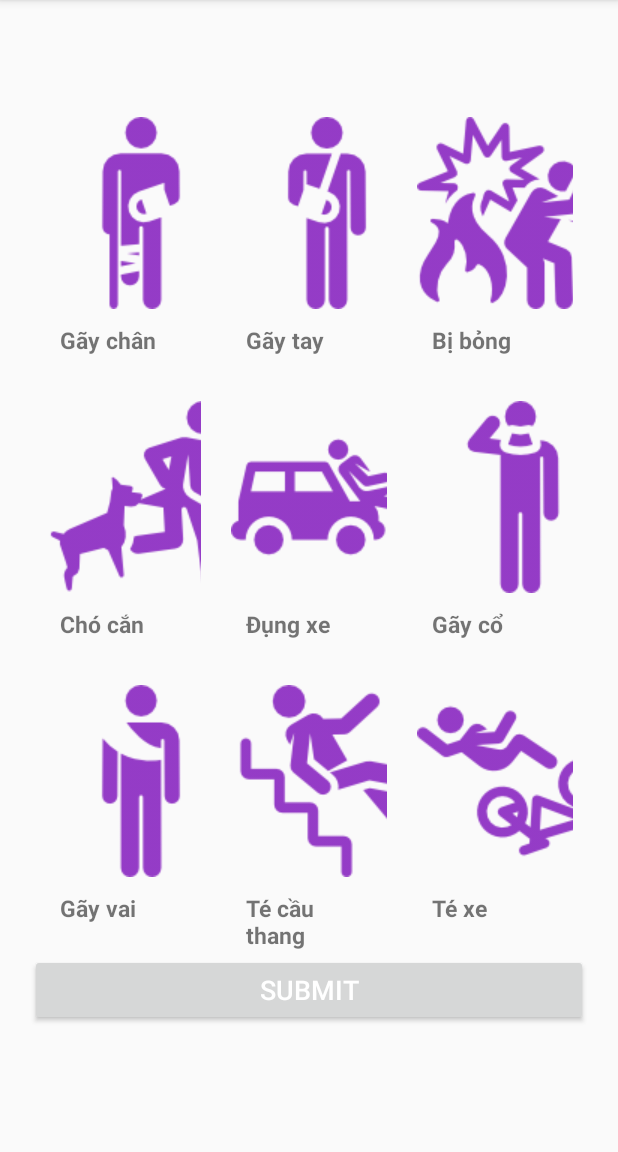
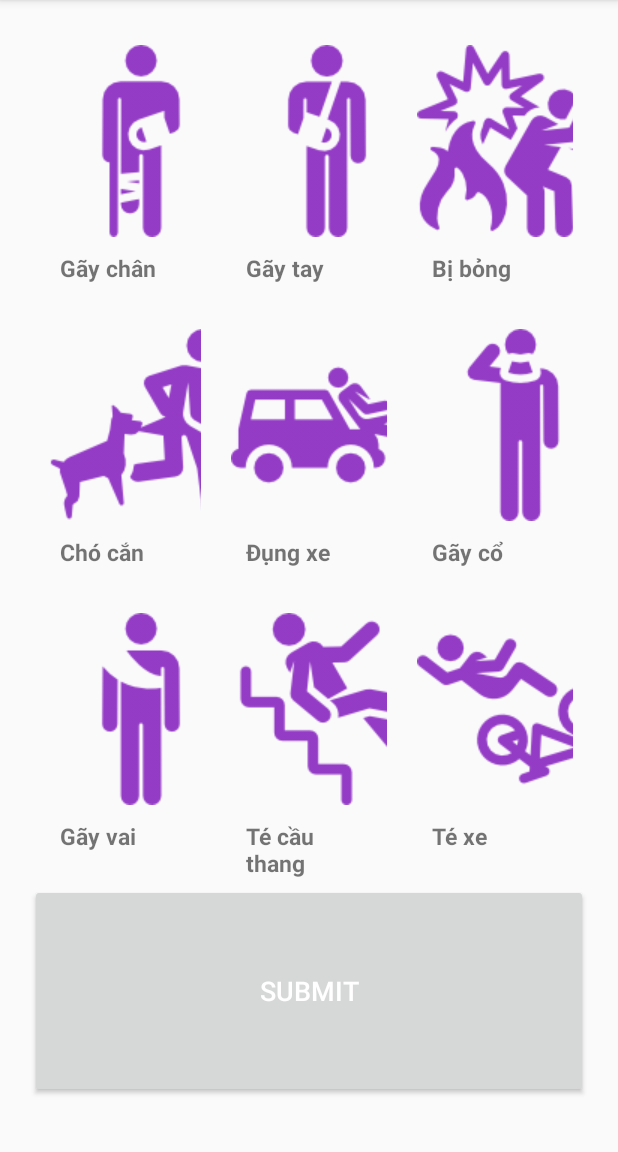
Before and after one commit to hocchuc/Android-App-Tinh-Nguyen-Vien-Ho-Tro-Cap-Cuu, an Android app: the ReportAccidentActivity screen opened directly, with no data from a screen before it, on a phone screen of 412 x 824 dp, the part 84-1236 px from its top. Run offline under Robolectric (Android 15) with nearby library versions, the light colour scheme and no system bars; libraries missing offline, so code that uses them is left out: com.dd.processbutton; plain views replace ActionProcessButton; 2 statements that could not run were skipped.

Commit message:
fix grid menu

```diff
--- a/app/build.gradle
+++ b/app/build.gradle
@@ -19,7 +19,7 @@ android {
     buildToolsVersion "25.0.3"
     defaultConfig {
         applicationId "com.emc.emergency"
-        minSdkVersion 17
+        minSdkVersion 16
         targetSdkVersion 25
         multiDexEnabled = true
         versionCode 1
--- a/app/src/main/java/com/emc/emergency/Register/RegisterActivity.java
+++ b/app/src/main/java/com/emc/emergency/Register/RegisterActivity.java
@@ -101,7 +101,7 @@ public class RegisterActivity extends AppCompatActivity {
         radFalse= (RadioButton) findViewById(R.id.radMaleRegist);
         radMale= (RadioButton) findViewById(R.id.radMaleRegist);
 
-        month = new String[] {"Jan", "Feb", "Mar","Apr","May","Jun","Jul","Aug","Sep","Oct","Nov","Dec"};
+        month = new String[] {"01", "02", "03","04","05","06","06","07","08","09","10","11","12"};
 
 //        spRegisterGender= (Spinner) findViewById(R.id.spRegisGender);
 //        gender=new String[]{"Male","Female"};
@@ -138,7 +138,7 @@ public class RegisterActivity extends AppCompatActivity {
         spRegisterMonth.setOnItemSelectedListener(new AdapterView.OnItemSelectedListener() {
             @Override
             public void onItemSelected(AdapterView<?> parent, View view, int position, long id) {
-                month[0]="Jan";
+                month[0]="01";
                 selected=month[position];
             }
 
--- a/app/src/main/java/com/emc/emergency/utils/SystemUtils.java
+++ b/app/src/main/java/com/emc/emergency/utils/SystemUtils.java
@@ -13,7 +13,7 @@ public class SystemUtils {
     public static final Random RANDOM = new Random();
     public static final String API_MODE="LOCAL";//"HEROKU" hoặc "LOCAL"
     public static final String HEROKU_API="https://app-tnv-ho-tro-cap-cuu.herokuapp.com/api/";
-    public static final String LOCAL_API="http://192.168.1.42:8080/api/";
+    public static final String LOCAL_API="http://192.168.55.111:8080/api/";
 
     public static final String PUT_USER_TO_ACCIDENT = "http://app-tnv-ho-tro-cap-cuu.herokuapp.com/api/accidents/";
 
--- a/app/src/main/res/layout/activity_report_accident.xml
+++ b/app/src/main/res/layout/activity_report_accident.xml
@@ -17,7 +17,8 @@
     <GridView
         android:id="@+id/grid1"
         android:layout_width="match_parent"
-        android:layout_height="wrap_content"
+        android:layout_height="0dp"
+        android:layout_weight="0.8"
         android:columnWidth="90dp"
         android:stretchMode="columnWidth"
         android:layout_gravity="center"
@@ -25,7 +26,8 @@
     <com.dd.processbutton.iml.ActionProcessButton
         android:id="@+id/btnSubmit"
         android:layout_width="match_parent"
-        android:layout_height="wrap_content"
+        android:layout_height="0dp"
+        android:layout_weight="0.2"
         android:layout_marginBottom="16dp"
         android:text="SUBMIT"
         android:textColor="@android:color/white"
```
